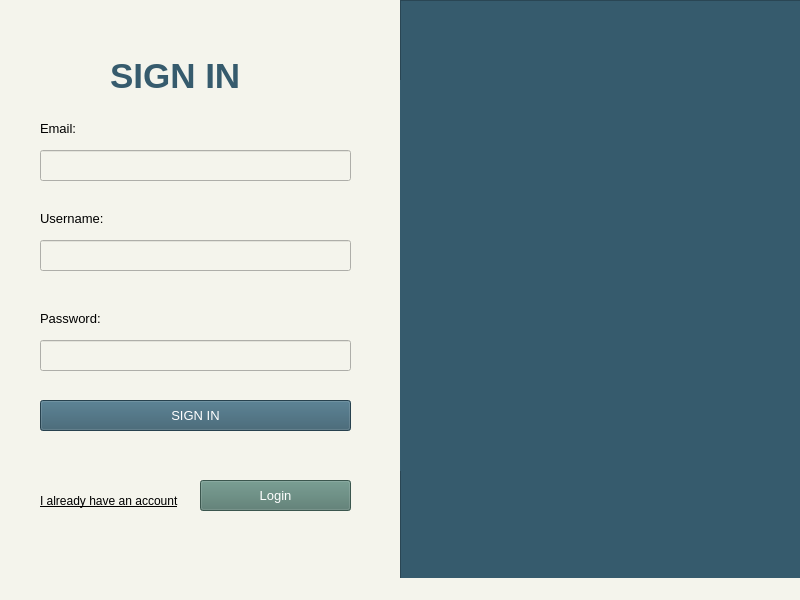
Before: the Qt Designer form signIn.ui in ongchangco/Economystique2, drawn with Qt 5.
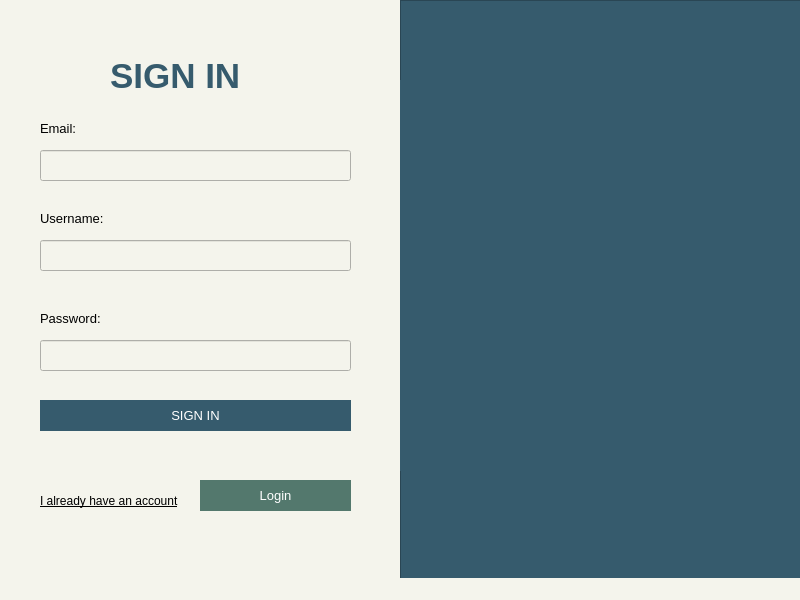
After: the same form once the commit is applied. Icons and pictures are not drawn.

The edit to the form file:
```diff
--- a/signIn.ui
+++ b/signIn.ui
@@ -224,9 +224,21 @@
      </font>
     </property>
     <property name="styleSheet">
-     <string notr="true">background-color: #53786d;
-color: white;
-
+     <string notr="true">QPushButton {
+    background-color: #53786d;
+    color: white;
+    border: 2px solid #53786d;
+    border-radius: 50px;
+    padding: 5px;
+}
+QPushButton:hover {
+    background-color: #289dd2;
+	border: 2px solid #289dd2;
+}
+QPushButton:pressed {
+    border-style: inset;
+    background-color: #53786d;
+}
 </string>
     </property>
     <property name="text">
@@ -438,8 +450,21 @@
      </font>
     </property>
     <property name="styleSheet">
-     <string notr="true">background-color: #365b6d;
-color: white;
+     <string notr="true">QPushButton {
+    background-color: #365b6d;
+    color: white;
+    border: 2px solid #365b6d;
+    border-radius: 50px;
+    padding: 5px;
+}
+QPushButton:hover {
+    background-color: #289dd2;
+	border: 2px solid #289dd2;
+}
+QPushButton:pressed {
+    border-style: inset;
+    background-color: #365b6d;
+}
 </string>
     </property>
     <property name="text">
```
Left out of the diff: 3 changed lines with no effect on the pictures.
